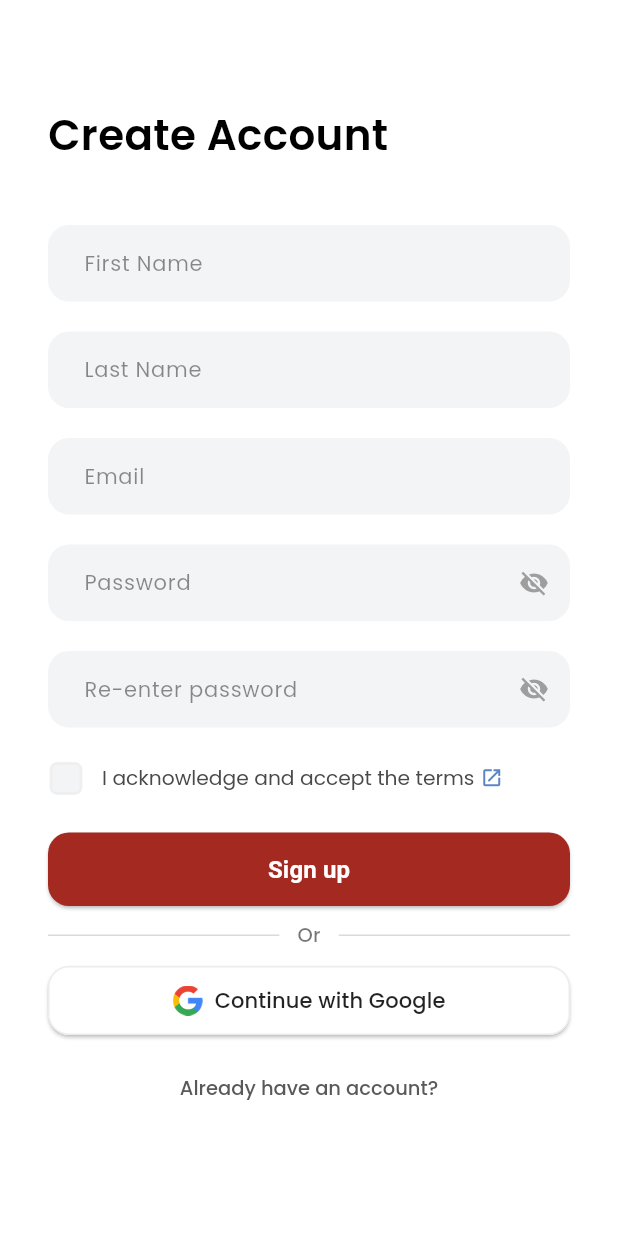
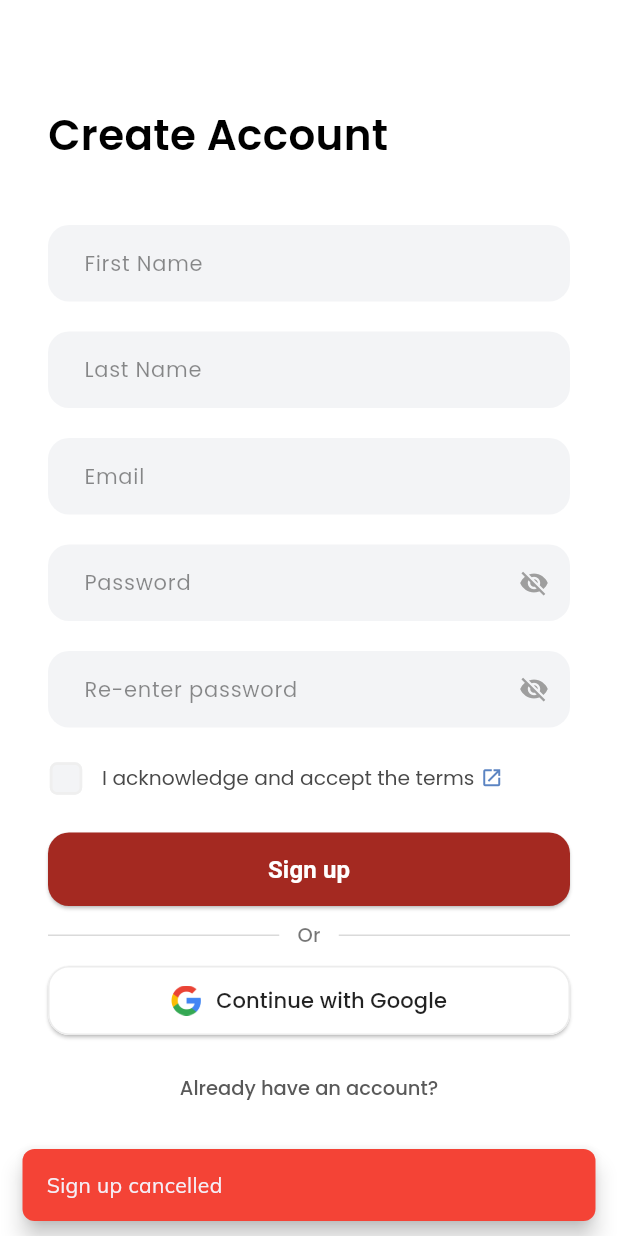
Before and after one commit to RamosQuim/BPI-Hackathon-2025-TagumpAI, a Flutter app: the SignupPage screen opened by its route, after a tap on "Continue with Google", on a phone screen of 412 x 824 dp. Run offline on Flutter 3.47's test engine with Material 3 defaults, Android fonts, the phone set to English and light mode, and no system bars; our stand-ins replace cloud_firestore, firebase_auth, firebase_core, fl_chart, font_awesome_flutter, google_fonts and 1 more; accounts and stored records are empty.

Commit message:
added google sign in

```diff
--- a/lib/api/auth_service.dart
+++ b/lib/api/auth_service.dart
@@ -1,5 +1,6 @@
 import 'package:cloud_firestore/cloud_firestore.dart';
 import 'package:firebase_auth/firebase_auth.dart';
+import 'package:google_sign_in/google_sign_in.dart';
 import '../models/user_model.dart';
 
 class AuthService {
@@ -70,7 +71,72 @@ class AuthService {
     }
   }
 
+  Future<String?> signUpWithGoogle() async {
+    try {
+      final GoogleSignInAccount? googleUser = await GoogleSignIn().signIn();
+      if (googleUser == null) return 'Sign up cancelled';
+
+      final GoogleSignInAuthentication googleAuth =
+          await googleUser.authentication;
+      final credential = GoogleAuthProvider.credential(
+        accessToken: googleAuth.accessToken,
+        idToken: googleAuth.idToken,
+      );
+
+      final UserCredential userCredential = await _auth.signInWithCredential(
+        credential,
+      );
+      final user = userCredential.user;
+      if (user == null) return 'User information not available';
+
+      final doc = await _firestore.collection('users').doc(user.uid).get();
+      if (doc.exists) return 'Account already exists. Please sign in instead.';
+
+      await _firestore.collection('users').doc(user.uid).set({
+        'firstName': user.displayName?.split(' ').first ?? '',
+        'lastName': user.displayName?.split(' ').last ?? '',
+        'email': user.email,
+        'createdAt': FieldValue.serverTimestamp(),
+        'authProvider': 'google',
+      });
+
+      return null; // Success
+    } catch (e) {
+      return 'Something went wrong. Please try again.';
+    }
+  }
+
+  Future<String?> signInWithGoogle() async {
+    try {
+      final GoogleSignInAccount? googleUser = await GoogleSignIn().signIn();
+      if (googleUser == null) return 'Sign in cancelled';
+
+      final GoogleSignInAuthentication googleAuth =
+          await googleUser.authentication;
+      final credential = GoogleAuthProvider.credential(
+        accessToken: googleAuth.accessToken,
+        idToken: googleAuth.idToken,
+      );
+
+      await _auth.signInWithCredential(credential);
+      return null; // Success
+    } catch (e) {
+      return 'Failed to sign in. Please try again.';
+    }
+  }
+
   Future<void> logout() async {
+    final currentUser = _auth.currentUser;
+
+    // Sign out from Google if the user signed in with Google
+    for (final info in currentUser?.providerData ?? []) {
+      if (info.providerId == 'google.com') {
+        await GoogleSignIn().signOut();
+        break;
+      }
+    }
+
+    // Sign out from Firebase (works for both email/password and Google)
     await _auth.signOut();
   }
 
--- a/lib/providers/auth_provider.dart
+++ b/lib/providers/auth_provider.dart
@@ -40,6 +40,14 @@ class AuthProvider with ChangeNotifier {
     return result; // null if success, else error string
   }
 
+  Future<String?> signUpWithGoogle() async {
+    return await _authService.signUpWithGoogle();
+  }
+
+  Future<String?> signInWithGoogle() async {
+    return await _authService.signInWithGoogle();
+  }
+
   Future<void> logout() async {
     await _authService.logout();
     _user = null;
--- a/lib/screens/signup.dart
+++ b/lib/screens/signup.dart
@@ -24,10 +24,38 @@ class _SignupPageState extends State<SignupPage> {
       TextEditingController();
 
   bool isLoading = false;
+  bool isGoogleLoading = false;
+
   bool isChecked = false;
   bool isButtonClicked = false;
 
-  void signUpWithGoogle() {}
+  void signUpWithGoogle() async {
+    setState(() {
+      isGoogleLoading = true;
+    });
+
+    final authProvider = Provider.of<AuthProvider>(context, listen: false);
+    final result = await authProvider.signUpWithGoogle();
+
+    if (result != null) {
+      // Show error to user
+      ScaffoldMessenger.of(context).showSnackBar(
+        SnackBar(
+          content: Text(result),
+          backgroundColor: Colors.red,
+          behavior: SnackBarBehavior.floating,
+          shape: RoundedRectangleBorder(borderRadius: BorderRadius.circular(8)),
+        ),
+      );
+    } else {
+      // Navigate or show success
+      Navigator.pushReplacementNamed(context, '/navbar');
+    }
+
+    setState(() {
+      isGoogleLoading = false;
+    });
+  }
 
   void submit() async {
     final authProvider = Provider.of<AuthProvider>(context, listen: false);
@@ -357,10 +385,8 @@ class _SignupPageState extends State<SignupPage> {
 
                   const SizedBox(height: 10),
 
-                  ElevatedButton.icon(
-                    onPressed: () {
-                      signUpWithGoogle();
-                    },
+                  ElevatedButton(
+                    onPressed: isGoogleLoading ? null : signUpWithGoogle,
                     style: ElevatedButton.styleFrom(
                       backgroundColor: Colors.white,
                       elevation: 1,
@@ -370,12 +396,26 @@ class _SignupPageState extends State<SignupPage> {
                       ),
                       padding: const EdgeInsets.symmetric(vertical: 13),
                     ),
-                    icon: Image.asset(
+                    child: isGoogleLoading
+                        ? const SizedBox(
+                            width: 22,
+                            height: 22,
+                            child: CircularProgressIndicator(
+                              color: Colors.white,
+                              strokeWidth: 4,
+                            ),
+                          )
+                        : Row(
+                            mainAxisSize: MainAxisSize.min,
+                            mainAxisAlignment: MainAxisAlignment.center,
+                            children: [
+                              Image.asset(
                                 'assets/icons/google_logo.png',
                                 height: 20,
                                 width: 20,
                               ),
-                    label: Text(
+                              const SizedBox(width: 10),
+                              Text(
                                 'Continue with Google',
                                 style: GoogleFonts.poppins(
                                   textStyle: const TextStyle(
@@ -384,6 +424,8 @@ class _SignupPageState extends State<SignupPage> {
                                     fontWeight: FontWeight.w500,
                                   ),
                                 ),
+                              ),
+                            ],
                           ),
                   ),
 
--- a/pubspec.yaml
+++ b/pubspec.yaml
@@ -14,6 +14,7 @@ dependencies:
   firebase_auth: ^4.18.0
   cloud_firestore: ^4.14.0
   provider: ^6.1.1
+  google_sign_in: ^6.1.4
 
   flutter_svg: ^2.0.10+1
   font_awesome_flutter: ^10.7.0
```
Also changed, not shown: lib/screens/login.dart (+50 -8 lines), pubspec.lock, 1 other file. Lines whose indentation alone changed are shown as unchanged.
